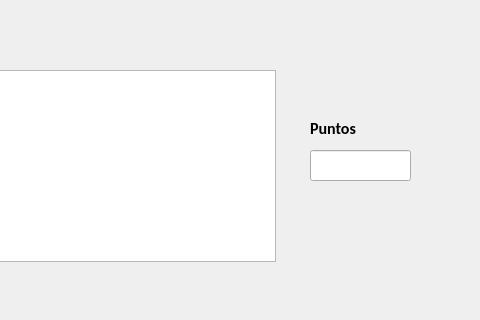
The window that GUILBass/forms/jugar.ui (mgoyret/UTN_FRBA_INFO_II_2020_TPO_LASER-BASS) describes before a commit, drawn with Qt 5; both pictures show x 210 to 690 and y 0 to 320 of the 690 by 460 pixel window.
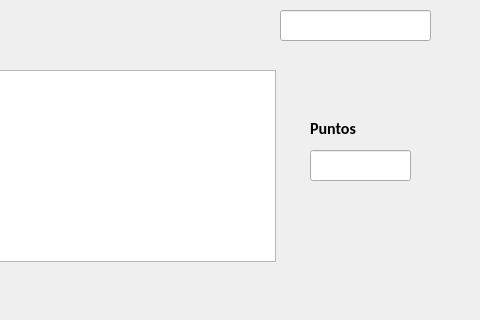
The same window after the commit. Custom widgets are drawn as their Qt base class.

What changed in the file:
```diff
--- a/GUILBass/forms/jugar.ui
+++ b/GUILBass/forms/jugar.ui
@@ -132,6 +132,16 @@
     </rect>
    </property>
   </widget>
+  <widget class="QLineEdit" name="lineEdit">
+   <property name="geometry">
+    <rect>
+     <x>490</x>
+     <y>10</y>
+     <width>151</width>
+     <height>31</height>
+    </rect>
+   </property>
+  </widget>
  </widget>
  <customwidgets>
   <customwidget>
```
